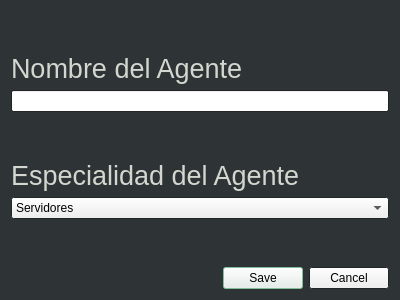
The window that Forms/newAgent.ui (vandelvan/CallSystem) describes before a commit, drawn with Qt 5.
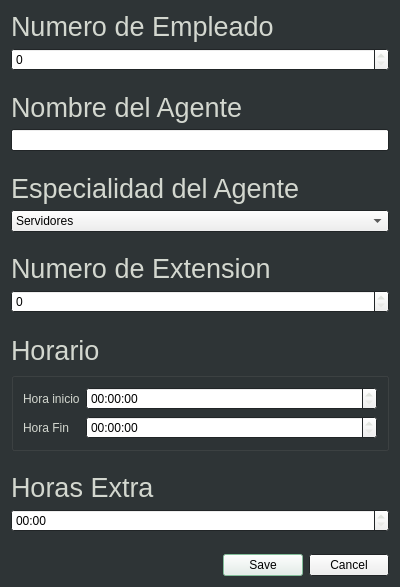
The same window after the commit.

The edit to the form file:
```diff
--- a/Forms/newAgent.ui
+++ b/Forms/newAgent.ui
@@ -7,7 +7,7 @@
     <x>0</x>
     <y>0</y>
     <width>400</width>
-    <height>300</height>
+    <height>587</height>
    </rect>
   </property>
   <property name="palette">
@@ -132,61 +132,19 @@
    <string>Dialog</string>
   </property>
   <layout class="QGridLayout" name="gridLayout">
+   <item row="15" column="0">
+    <widget class="QLabel" name="label_8">
+     <property name="font">
+      <font>
+       <pointsize>20</pointsize>
+      </font>
+     </property>
+     <property name="text">
+      <string>Horas Extra</string>
+     </property>
+    </widget>
+   </item>
    <item row="6" column="0">
-    <spacer name="verticalSpacer">
-     <property name="orientation">
-      <enum>Qt::Vertical</enum>
-     </property>
-     <property name="sizeHint" stdset="0">
-      <size>
-       <width>20</width>
-       <height>40</height>
-      </size>
-     </property>
-    </spacer>
-   </item>
-   <item row="0" column="0">
-    <spacer name="verticalSpacer_2">
-     <property name="orientation">
-      <enum>Qt::Vertical</enum>
-     </property>
-     <property name="sizeHint" stdset="0">
-      <size>
-       <width>20</width>
-       <height>40</height>
-      </size>
-     </property>
-    </spacer>
-   </item>
-   <item row="1" column="0">
-    <widget class="QLabel" name="label">
-     <property name="font">
-      <font>
-       <pointsize>20</pointsize>
-      </font>
-     </property>
-     <property name="text">
-      <string>Nombre del Agente</string>
-     </property>
-    </widget>
-   </item>
-   <item row="2" column="0">
-    <widget class="QLineEdit" name="agentName"/>
-   </item>
-   <item row="3" column="0">
-    <spacer name="verticalSpacer_3">
-     <property name="orientation">
-      <enum>Qt::Vertical</enum>
-     </property>
-     <property name="sizeHint" stdset="0">
-      <size>
-       <width>20</width>
-       <height>40</height>
-      </size>
-     </property>
-    </spacer>
-   </item>
-   <item row="4" column="0">
     <widget class="QLabel" name="label_2">
      <property name="font">
       <font>
@@ -198,7 +156,71 @@
      </property>
     </widget>
    </item>
-   <item row="7" column="0">
+   <item row="0" column="0">
+    <widget class="QLabel" name="label_3">
+     <property name="font">
+      <font>
+       <pointsize>20</pointsize>
+      </font>
+     </property>
+     <property name="text">
+      <string>Numero de Empleado</string>
+     </property>
+    </widget>
+   </item>
+   <item row="8" column="0">
+    <spacer name="verticalSpacer">
+     <property name="orientation">
+      <enum>Qt::Vertical</enum>
+     </property>
+     <property name="sizeHint" stdset="0">
+      <size>
+       <width>20</width>
+       <height>40</height>
+      </size>
+     </property>
+    </spacer>
+   </item>
+   <item row="11" column="0">
+    <spacer name="verticalSpacer_5">
+     <property name="orientation">
+      <enum>Qt::Vertical</enum>
+     </property>
+     <property name="sizeHint" stdset="0">
+      <size>
+       <width>20</width>
+       <height>40</height>
+      </size>
+     </property>
+    </spacer>
+   </item>
+   <item row="16" column="0">
+    <widget class="QTimeEdit" name="extraHours">
+     <property name="displayFormat">
+      <string>hh:mm</string>
+     </property>
+    </widget>
+   </item>
+   <item row="9" column="0">
+    <widget class="QLabel" name="label_4">
+     <property name="font">
+      <font>
+       <pointsize>20</pointsize>
+      </font>
+     </property>
+     <property name="text">
+      <string>Numero de Extension</string>
+     </property>
+    </widget>
+   </item>
+   <item row="1" column="0">
+    <widget class="QSpinBox" name="employeeNum">
+     <property name="maximum">
+      <number>999999999</number>
+     </property>
+    </widget>
+   </item>
+   <item row="21" column="0">
     <widget class="QDialogButtonBox" name="buttonBox">
      <property name="locale">
       <locale language="Spanish" country="Mexico"/>
@@ -214,7 +236,85 @@
      </property>
     </widget>
    </item>
-   <item row="5" column="0">
+   <item row="14" column="0">
+    <spacer name="verticalSpacer_4">
+     <property name="orientation">
+      <enum>Qt::Vertical</enum>
+     </property>
+     <property name="sizeHint" stdset="0">
+      <size>
+       <width>20</width>
+       <height>40</height>
+      </size>
+     </property>
+    </spacer>
+   </item>
+   <item row="12" column="0">
+    <widget class="QLabel" name="label_5">
+     <property name="font">
+      <font>
+       <pointsize>20</pointsize>
+      </font>
+     </property>
+     <property name="text">
+      <string>Horario</string>
+     </property>
+    </widget>
+   </item>
+   <item row="3" column="0">
+    <widget class="QLabel" name="label">
+     <property name="font">
+      <font>
+       <pointsize>20</pointsize>
+      </font>
+     </property>
+     <property name="text">
+      <string>Nombre del Agente</string>
+     </property>
+    </widget>
+   </item>
+   <item row="13" column="0">
+    <widget class="QGroupBox" name="groupBox">
+     <property name="title">
+      <string/>
+     </property>
+     <property name="flat">
+      <bool>false</bool>
+     </property>
+     <property name="checkable">
+      <bool>false</bool>
+     </property>
+     <layout class="QFormLayout" name="formLayout">
+      <item row="1" column="1">
+       <widget class="QTimeEdit" name="finishHour"/>
+      </item>
+      <item row="0" column="0">
+       <widget class="QLabel" name="label_6">
+        <property name="text">
+         <string>Hora inicio</string>
+        </property>
+       </widget>
+      </item>
+      <item row="0" column="1">
+       <widget class="QTimeEdit" name="startHour"/>
+      </item>
+      <item row="1" column="0">
+       <widget class="QLabel" name="label_7">
+        <property name="text">
+         <string>Hora Fin</string>
+        </property>
+       </widget>
+      </item>
+     </layout>
+    </widget>
+   </item>
+   <item row="4" column="0">
+    <widget class="QLineEdit" name="agentName"/>
+   </item>
+   <item row="10" column="0">
+    <widget class="QSpinBox" name="extNum"/>
+   </item>
+   <item row="7" column="0">
     <widget class="QComboBox" name="agentField">
      <item>
       <property name="text">
@@ -248,6 +348,45 @@
      </item>
     </widget>
    </item>
+   <item row="2" column="0">
+    <spacer name="verticalSpacer_2">
+     <property name="orientation">
+      <enum>Qt::Vertical</enum>
+     </property>
+     <property name="sizeHint" stdset="0">
+      <size>
+       <width>20</width>
+       <height>40</height>
+      </size>
+     </property>
+    </spacer>
+   </item>
+   <item row="5" column="0">
+    <spacer name="verticalSpacer_3">
+     <property name="orientation">
+      <enum>Qt::Vertical</enum>
+     </property>
+     <property name="sizeHint" stdset="0">
+      <size>
+       <width>20</width>
+       <height>40</height>
+      </size>
+     </property>
+    </spacer>
+   </item>
+   <item row="17" column="0">
+    <spacer name="verticalSpacer_6">
+     <property name="orientation">
+      <enum>Qt::Vertical</enum>
+     </property>
+     <property name="sizeHint" stdset="0">
+      <size>
+       <width>20</width>
+       <height>40</height>
+      </size>
+     </property>
+    </spacer>
+   </item>
   </layout>
  </widget>
  <resources/>
```
